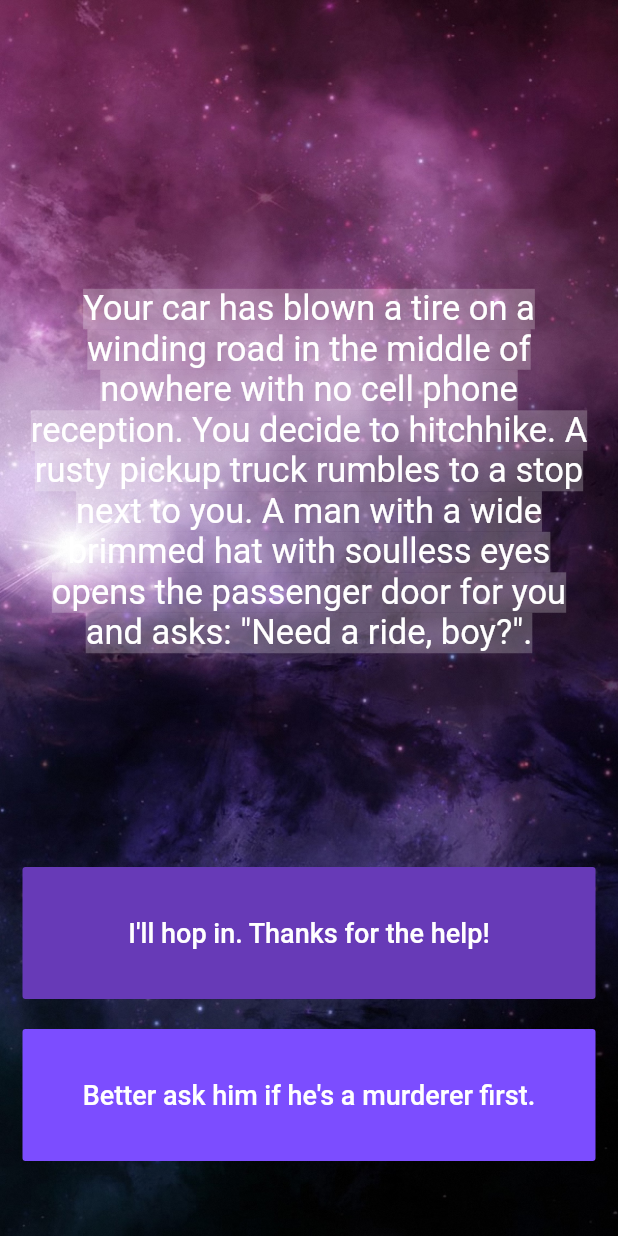
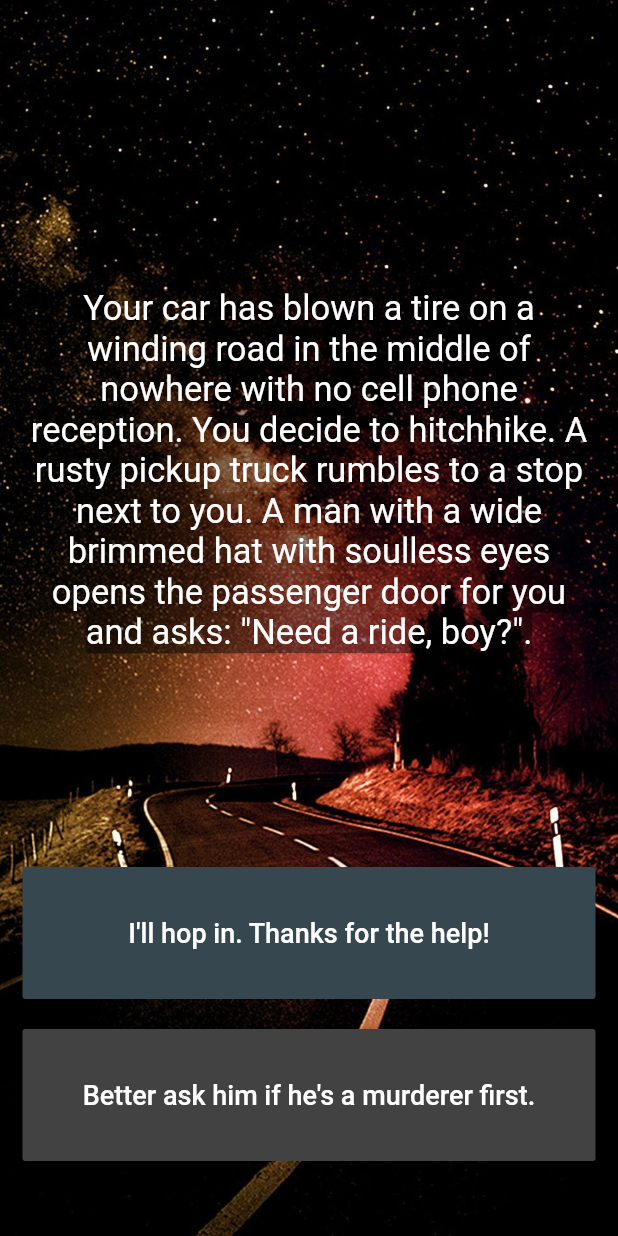
Before and after one commit to baiana/Appbrewery-Flutter-Course-Exercises, a Flutter app: the screen it shows after launch, on a phone screen of 412 x 824 dp. Run offline on Flutter 3.47's test engine with Material 2 defaults, Android fonts, the phone set to English and light mode, and no system bars; our stand-ins replace audioplayers, rflutter_alert.

Commit message:
steps 22 to 29

```diff
--- a/destini/lib/main.dart
+++ b/destini/lib/main.dart
@@ -45,7 +45,7 @@ class _StoryPageState extends State<StoryPage> {
                     textAlign: TextAlign.center,
                     style: TextStyle(
                       fontSize: 23.0,
-                      backgroundColor: Colors.white24,
+                      backgroundColor: Colors.black45,
                       color: Colors.white,
                     ),
                   ),
@@ -62,7 +62,7 @@ class _StoryPageState extends State<StoryPage> {
                     //Choice 1 made by user.
                     //TODO: Step 18 - Call the nextStory() method from storyBrain and pass the number 1 as the choice made by the user.
                   },
-                  color: Colors.deepPurple,
+                  color: Colors.blueGrey[800],
                   child: Text(
                     storyManager.getFistChoice(),
                     textAlign: TextAlign.center,
@@ -79,18 +79,21 @@ class _StoryPageState extends State<StoryPage> {
                 flex: 2,
                 //TODO: Step 26 - Use a Flutter Visibility Widget to wrap this FlatButton.
                 //TODO: Step 28 - Set the "visible" property of the Visibility Widget to equal the output from the buttonShouldBeVisible() method in the storyBrain.
+                child: Visibility(
+                  visible: storyManager.displaySecondChoice(),
                   child: FlatButton(
                     onPressed: () {
                       setState(() {
                         storyManager.nextStory(2);
                       });
                     },
-                  color: Colors.deepPurpleAccent,
+                    color: Colors.grey[800],
                     child: Text(
                       storyManager.getSecondChoice(),
                       textAlign: TextAlign.center,
                       style: TextStyle(
                         fontSize: 18.0,
+                      ),
                     ),
                   ),
                 ),
--- a/destini/lib/story_brain.dart
+++ b/destini/lib/story_brain.dart
@@ -47,6 +47,8 @@ class StoryBrain {
 
   String getSecondChoice() => _storyData[_storyIndex].choice2;
 
+  bool displaySecondChoice()=> _storyIndex <3;
+
   void nextStory(int choice) {
     if (_storyIndex < 3) {
       if (choice == 1) {
```
Also changed, not shown: destini/images/background.jpg. Lines whose indentation alone changed are shown as unchanged.
